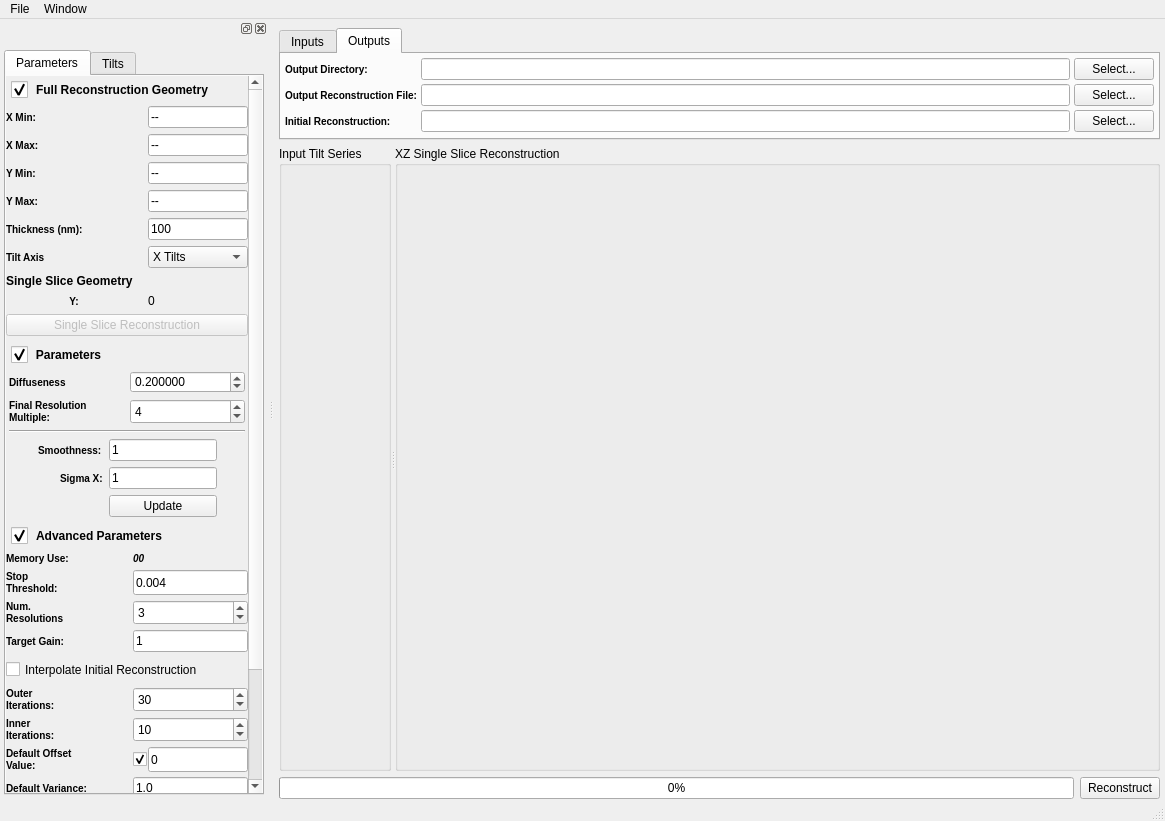
OpenMBIR/OpenMBIR-TEM, file Code/Applications/TomoGui/UI_Files/TomoGui.ui: the form before one commit.
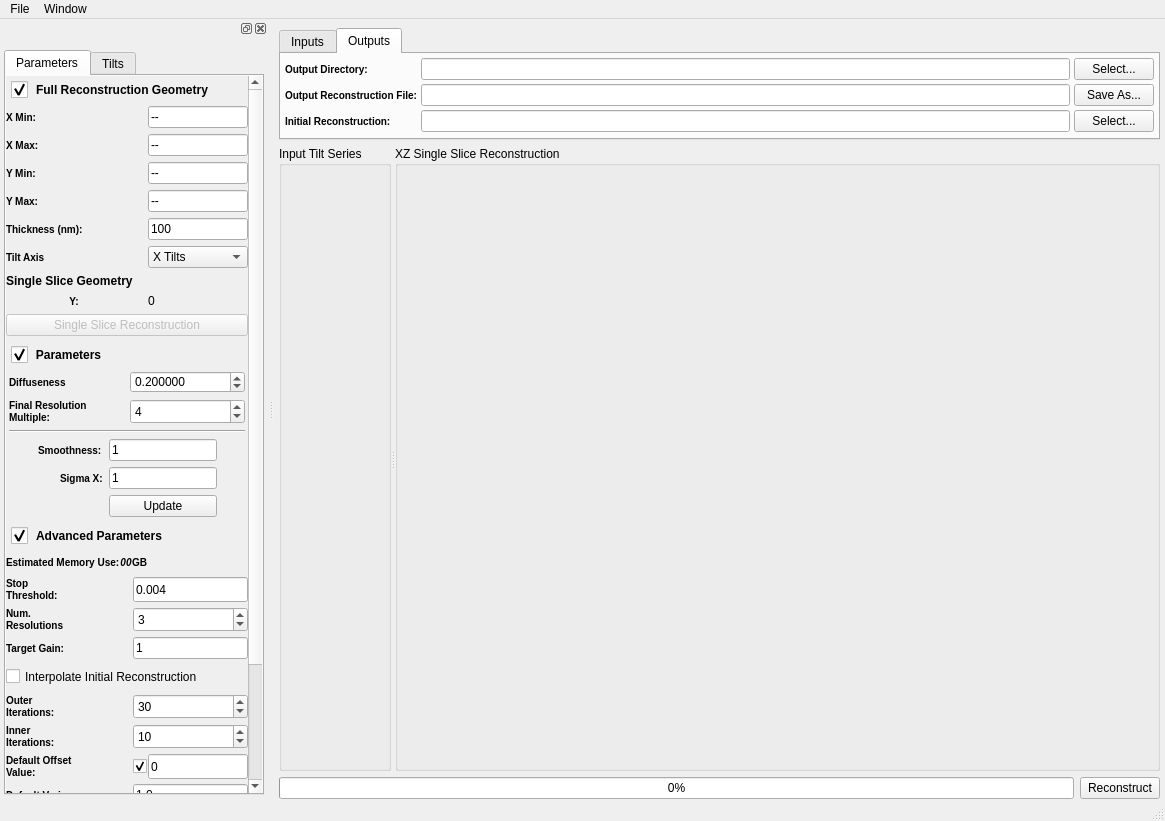
The form after the commit. The open tabs and pages were chosen to show the change. Icons and pictures are not drawn. Custom widgets are drawn as their Qt base class.

Commit message: Adding a memory calculation update when the reconstruction area updates.

Diff of the .ui file:
```diff
--- a/Code/Applications/TomoGui/UI_Files/TomoGui.ui
+++ b/Code/Applications/TomoGui/UI_Files/TomoGui.ui
@@ -248,7 +248,7 @@
            </sizepolicy>
           </property>
           <property name="text">
-           <string>Select...</string>
+           <string>Save As...</string>
           </property>
          </widget>
         </item>
@@ -536,8 +536,8 @@
              <rect>
               <x>0</x>
               <y>0</y>
-              <width>256</width>
-              <height>861</height>
+              <width>258</width>
+              <height>871</height>
              </rect>
             </property>
             <layout class="QVBoxLayout" name="verticalLayout_6">
@@ -1263,7 +1263,32 @@
                 <property name="margin">
                  <number>0</number>
                 </property>
-                <item row="2" column="0">
+                <item row="3" column="1">
+                 <widget class="QSpinBox" name="numResolutions">
+                  <property name="sizePolicy">
+                   <sizepolicy hsizetype="Minimum" vsizetype="Preferred">
+                    <horstretch>0</horstretch>
+                    <verstretch>0</verstretch>
+                   </sizepolicy>
+                  </property>
+                  <property name="maximumSize">
+                   <size>
+                    <width>125</width>
+                    <height>16777215</height>
+                   </size>
+                  </property>
+                  <property name="minimum">
+                   <number>1</number>
+                  </property>
+                  <property name="maximum">
+                   <number>100</number>
+                  </property>
+                  <property name="value">
+                   <number>3</number>
+                  </property>
+                 </widget>
+                </item>
+                <item row="3" column="0">
                  <widget class="QLabel" name="label_3">
                   <property name="sizePolicy">
                    <sizepolicy hsizetype="Preferred" vsizetype="Preferred">
@@ -1286,32 +1311,7 @@
                   </property>
                  </widget>
                 </item>
-                <item row="2" column="1">
-                 <widget class="QSpinBox" name="numResolutions">
-                  <property name="sizePolicy">
-                   <sizepolicy hsizetype="Minimum" vsizetype="Preferred">
-                    <horstretch>0</horstretch>
-                    <verstretch>0</verstretch>
-                   </sizepolicy>
-                  </property>
-                  <property name="maximumSize">
-                   <size>
-                    <width>125</width>
-                    <height>16777215</height>
-                   </size>
-                  </property>
-                  <property name="minimum">
-                   <number>1</number>
-                  </property>
-                  <property name="maximum">
-                   <number>100</number>
-                  </property>
-                  <property name="value">
-                   <number>3</number>
-                  </property>
-                 </widget>
-                </item>
-                <item row="5" column="0">
+                <item row="6" column="0">
                  <widget class="QLabel" name="label_47">
                   <property name="styleSheet">
                    <string notr="true">QLabel {
@@ -1324,7 +1324,7 @@
                   </property>
                  </widget>
                 </item>
-                <item row="5" column="1">
+                <item row="6" column="1">
                  <widget class="QLineEdit" name="targetGain">
                   <property name="sizePolicy">
                    <sizepolicy hsizetype="Maximum" vsizetype="Fixed">
@@ -1343,7 +1343,7 @@
                   </property>
                  </widget>
                 </item>
-                <item row="6" column="0" colspan="2">
+                <item row="7" column="0" colspan="2">
                  <widget class="QCheckBox" name="interpolateInitialRecontruction">
                   <property name="sizePolicy">
                    <sizepolicy hsizetype="Preferred" vsizetype="Preferred">
@@ -1368,7 +1368,7 @@
                   </property>
                  </widget>
                 </item>
-                <item row="8" column="0">
+                <item row="9" column="0">
                  <widget class="QLabel" name="label_4">
                   <property name="sizePolicy">
                    <sizepolicy hsizetype="Preferred" vsizetype="Preferred">
@@ -1391,7 +1391,7 @@
                   </property>
                  </widget>
                 </item>
-                <item row="8" column="1">
+                <item row="9" column="1">
                  <widget class="QSpinBox" name="outerIterations">
                   <property name="sizePolicy">
                    <sizepolicy hsizetype="Minimum" vsizetype="Preferred">
@@ -1407,7 +1407,7 @@
                   </property>
                  </widget>
                 </item>
-                <item row="9" column="0">
+                <item row="10" column="0">
                  <widget class="QLabel" name="label_8">
                   <property name="sizePolicy">
                    <sizepolicy hsizetype="Preferred" vsizetype="Preferred">
@@ -1430,7 +1430,7 @@
                   </property>
                  </widget>
                 </item>
-                <item row="9" column="1">
+                <item row="10" column="1">
                  <widget class="QSpinBox" name="innerIterations">
                   <property name="sizePolicy">
                    <sizepolicy hsizetype="Minimum" vsizetype="Preferred">
@@ -1446,7 +1446,7 @@
                   </property>
                  </widget>
                 </item>
-                <item row="10" column="0">
+                <item row="11" column="0">
                  <widget class="QLabel" name="label_35">
                   <property name="sizePolicy">
                    <sizepolicy hsizetype="Preferred" vsizetype="Preferred">
@@ -1469,7 +1469,7 @@
                   </property>
                  </widget>
                 </item>
-                <item row="10" column="1">
+                <item row="11" column="1">
                  <layout class="QHBoxLayout" name="horizontalLayout">
                   <property name="spacing">
                    <number>-1</number>
@@ -1517,7 +1517,7 @@
                   </item>
                  </layout>
                 </item>
-                <item row="11" column="0">
+                <item row="12" column="0">
                  <widget class="QLabel" name="label_38">
                   <property name="sizePolicy">
                    <sizepolicy hsizetype="Preferred" vsizetype="Preferred">
@@ -1539,7 +1539,7 @@
                   </property>
                  </widget>
                 </item>
-                <item row="11" column="1">
+                <item row="12" column="1">
                  <widget class="QLineEdit" name="defaultVariance">
                   <property name="sizePolicy">
                    <sizepolicy hsizetype="Preferred" vsizetype="Preferred">
@@ -1558,7 +1558,7 @@
                   </property>
                  </widget>
                 </item>
-                <item row="12" column="0">
+                <item row="13" column="0">
                  <widget class="QLabel" name="label_39">
                   <property name="sizePolicy">
                    <sizepolicy hsizetype="Preferred" vsizetype="Preferred">
@@ -1581,7 +1581,7 @@
                   </property>
                  </widget>
                 </item>
-                <item row="12" column="1">
+                <item row="13" column="1">
                  <widget class="QLineEdit" name="defaultInitialRecon">
                   <property name="sizePolicy">
                    <sizepolicy hsizetype="Preferred" vsizetype="Preferred">
@@ -1600,52 +1600,7 @@
                   </property>
                  </widget>
                 </item>
-                <item row="0" column="0">
-                 <widget class="QLabel" name="label_52">
-                  <property name="sizePolicy">
-                   <sizepolicy hsizetype="Preferred" vsizetype="Preferred">
-                    <horstretch>0</horstretch>
-                    <verstretch>0</verstretch>
-                   </sizepolicy>
-                  </property>
-                  <property name="styleSheet">
-                   <string notr="true">QLabel {
-font-weight: bold;
-font-size: 10px;
-}</string>
-                  </property>
-                  <property name="text">
-                   <string>Memory Use:</string>
-                  </property>
-                  <property name="wordWrap">
-                   <bool>true</bool>
-                  </property>
-                 </widget>
-                </item>
-                <item row="0" column="1">
-                 <widget class="QLabel" name="memoryUse">
-                  <property name="sizePolicy">
-                   <sizepolicy hsizetype="Preferred" vsizetype="Preferred">
-                    <horstretch>0</horstretch>
-                    <verstretch>0</verstretch>
-                   </sizepolicy>
-                  </property>
-                  <property name="styleSheet">
-                   <string notr="true">QLabel {
-font-weight: bold;
-font-size: 10px;
-font-style: italic;
-}</string>
-                  </property>
-                  <property name="text">
-                   <string>00</string>
-                  </property>
-                  <property name="wordWrap">
-                   <bool>true</bool>
-                  </property>
-                 </widget>
-                </item>
-                <item row="1" column="0">
+                <item row="2" column="0">
                  <widget class="QLabel" name="label_49">
                   <property name="sizePolicy">
                    <sizepolicy hsizetype="Preferred" vsizetype="Preferred">
@@ -1668,7 +1623,7 @@
                   </property>
                  </widget>
                 </item>
-                <item row="1" column="1">
+                <item row="2" column="1">
                  <widget class="QLineEdit" name="stopThreshold">
                   <property name="sizePolicy">
                    <sizepolicy hsizetype="Maximum" vsizetype="Preferred">
@@ -1687,14 +1642,14 @@
                   </property>
                  </widget>
                 </item>
-                <item row="14" column="0">
+                <item row="15" column="0">
                  <widget class="QCheckBox" name="m_DeleteTempFiles">
                   <property name="text">
                    <string>Delete Temp Files</string>
                   </property>
                  </widget>
                 </item>
-                <item row="13" column="0">
+                <item row="14" column="0">
                  <widget class="QCheckBox" name="extendObject">
                   <property name="sizePolicy">
                    <sizepolicy hsizetype="Preferred" vsizetype="Preferred">
@@ -1713,6 +1668,87 @@
                   </property>
                  </widget>
                 </item>
+                <item row="0" column="0" colspan="2">
+                 <layout class="QHBoxLayout" name="horizontalLayout_2">
+                  <property name="bottomMargin">
+                   <number>0</number>
+                  </property>
+                  <item>
+                   <widget class="QLabel" name="label_52">
+                    <property name="sizePolicy">
+                     <sizepolicy hsizetype="Preferred" vsizetype="Preferred">
+                      <horstretch>0</horstretch>
+                      <verstretch>0</verstretch>
+                     </sizepolicy>
+                    </property>
+                    <property name="styleSheet">
+                     <string notr="true">QLabel {
+font-weight: bold;
+font-size: 10px;
+}</string>
+                    </property>
+                    <property name="text">
+                     <string>Estimated Memory Use:</string>
+                    </property>
+                    <property name="wordWrap">
+                     <bool>false</bool>
+                    </property>
+                   </widget>
+                  </item>
+                  <item>
+                   <widget class="QLabel" name="memoryUse">
+                    <property name="sizePolicy">
+                     <sizepolicy hsizetype="Preferred" vsizetype="Preferred">
+                      <horstretch>0</horstretch>
+                      <verstretch>0</verstretch>
+                     </sizepolicy>
+                    </property>
+                    <property name="styleSheet">
+                     <string notr="true">QLabel {
+font-weight: bold;
+font-size: 10px;
+font-style: italic;
+}</string>
+                    </property>
+                    <property name="text">
+                     <string>00</string>
+                    </property>
+                    <property name="alignment">
+                     <set>Qt::AlignCenter</set>
+                    </property>
+                    <property name="wordWrap">
+                     <bool>false</bool>
+                    </property>
+                   </widget>
+                  </item>
+                  <item>
+                   <widget class="QLabel" name="label_2">
+                    <property name="styleSheet">
+                     <string notr="true">QLabel {
+font-weight: bold;
+font-size: 10px;
+}</string>
+                    </property>
+                    <property name="text">
+                     <string>GB</string>
+                    </property>
+                   </widget>
+                  </item>
+                  <item>
+                   <spacer name="horizontalSpacer">
+                    <property name="orientation">
+                     <enum>Qt::Horizontal</enum>
+                    </property>
+                    <property name="sizeHint" stdset="0">
+                     <size>
+                      <width>40</width>
+                      <height>20</height>
+                     </size>
+                    </property>
+                   </spacer>
+                  </item>
+                 </layout>
+                </item>
                </layout>
               </widget>
              </item>
```
The commit also changes 1 other file.
